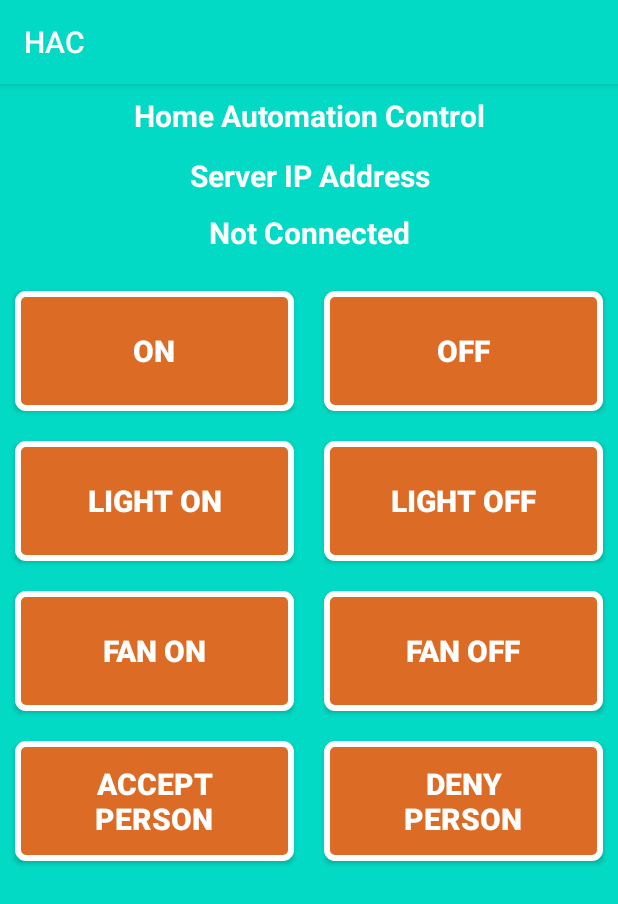
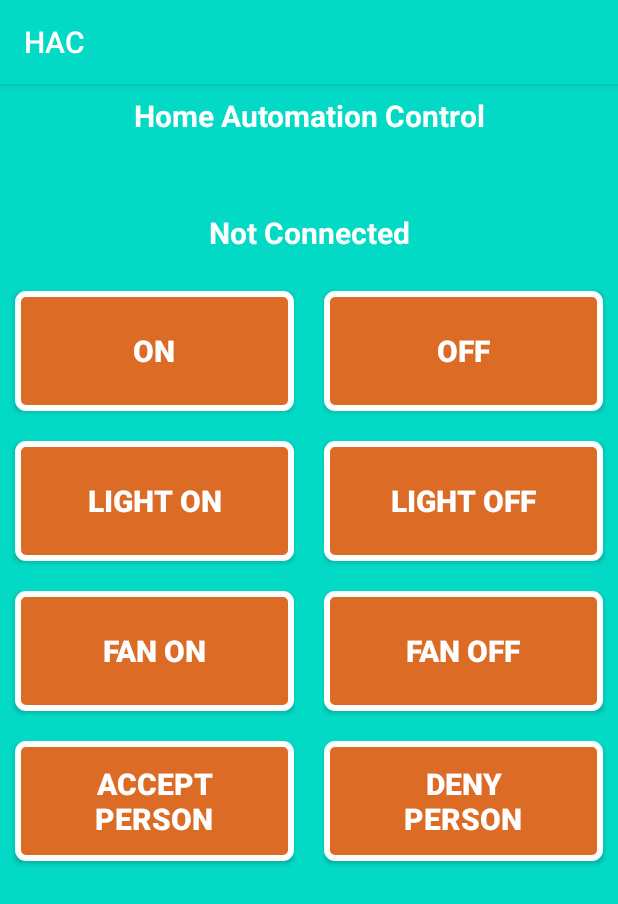
Before and after one commit to rehan-ullah/ServerClient, an Android app: the screen it shows after launch (MainActivity), after a tap on "ON", on a phone screen of 412 x 824 dp. Shown: the top 904 px of the screen. Run offline under Robolectric (Android 15) with nearby library versions, the phone set to English and light mode, and no system bars.

Commit message:
First Demo

```diff
--- a/app/src/main/java/com/kuicksoft/serverclient/MainActivity.java
+++ b/app/src/main/java/com/kuicksoft/serverclient/MainActivity.java
@@ -1,17 +1,12 @@
 package com.kuicksoft.serverclient;
 
 import androidx.appcompat.app.AppCompatActivity;
-
 import android.os.Bundle;
 import android.view.View;
 import android.annotation.SuppressLint;
-import android.os.Bundle;
-import android.view.View;
-import android.widget.Button;
 import android.widget.EditText;
 import android.widget.TextView;
 import android.widget.Toast;
-
 import java.io.BufferedReader;
 import java.io.IOException;
 import java.io.InputStreamReader;
@@ -25,19 +20,22 @@ public class MainActivity extends AppCompatActivity {
     int SERVER_PORT;
     PrintWriter output;
     BufferedReader input;
+    EditText ipaddressField;
 
     @Override
     protected void onCreate(Bundle savedInstanceState) {
         super.onCreate(savedInstanceState);
         setContentView(R.layout.activity_main);
-
+        ipaddressField = findViewById(R.id.ipaddressField);
+        SERVER_IP = ipaddressField.getText().toString();
+        SERVER_PORT = 8080;
     }
 
     public void onAction(View view) {
-        SERVER_IP = "192.168.1.2";
-        SERVER_PORT = 8080;
-        Thread1 = new Thread(new Thread1());
-        Thread1.start();
+        if(!SERVER_IP.equals("")) {
+            Thread1 = new Thread(new Thread1());
+            Thread1.start();
+        }
     }
 
     public void offAction(View view) {
--- a/app/src/main/res/layout/activity_main.xml
+++ b/app/src/main/res/layout/activity_main.xml
@@ -21,12 +21,13 @@
             android:textSize="20sp"
             android:textStyle="bold" />
 
-        <TextView
+        <EditText
             android:layout_width="match_parent"
             android:layout_height="wrap_content"
             android:padding="5dp"
-            android:text="@string/ipadd"
             android:textAlignment="center"
+            android:background="@null"
+            android:id="@+id/ipaddressField"
             android:textColor="@color/colorWhite"
             android:textSize="20sp"
             android:textStyle="bold" />
```
Also changed, not shown: 1 other file.
